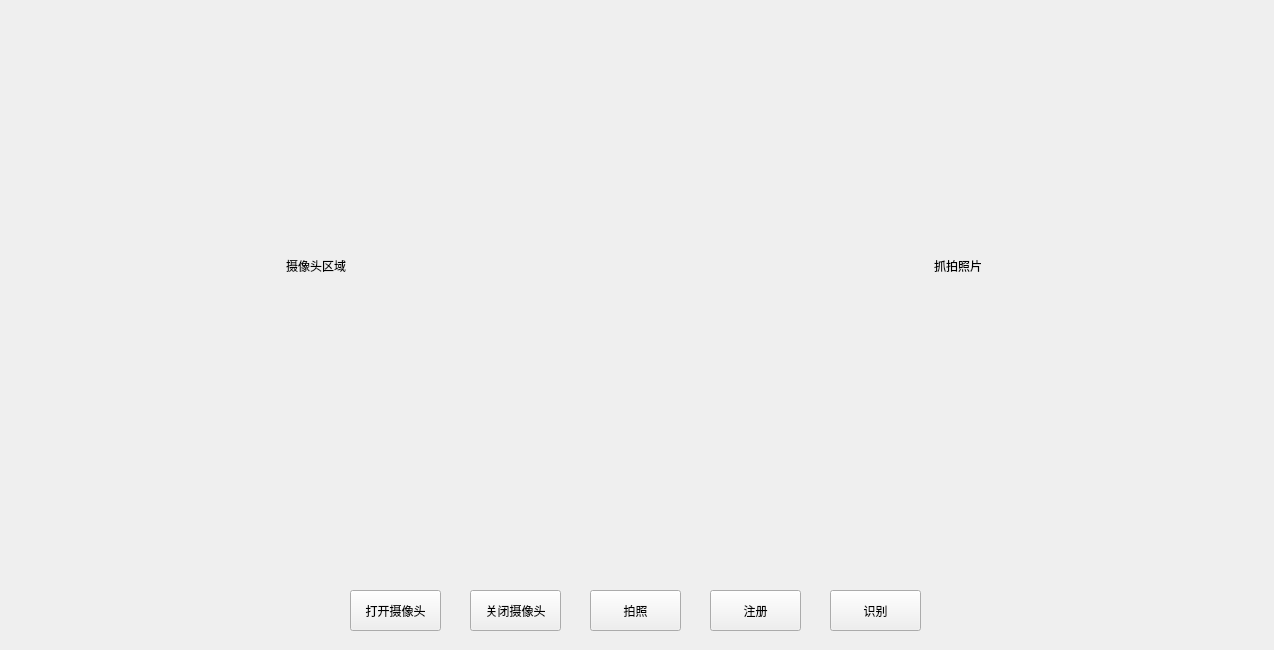
Before: the Qt Designer form camerawidget.ui in ChaoPei/Qt-RecaptureDetect, drawn with Qt 5.
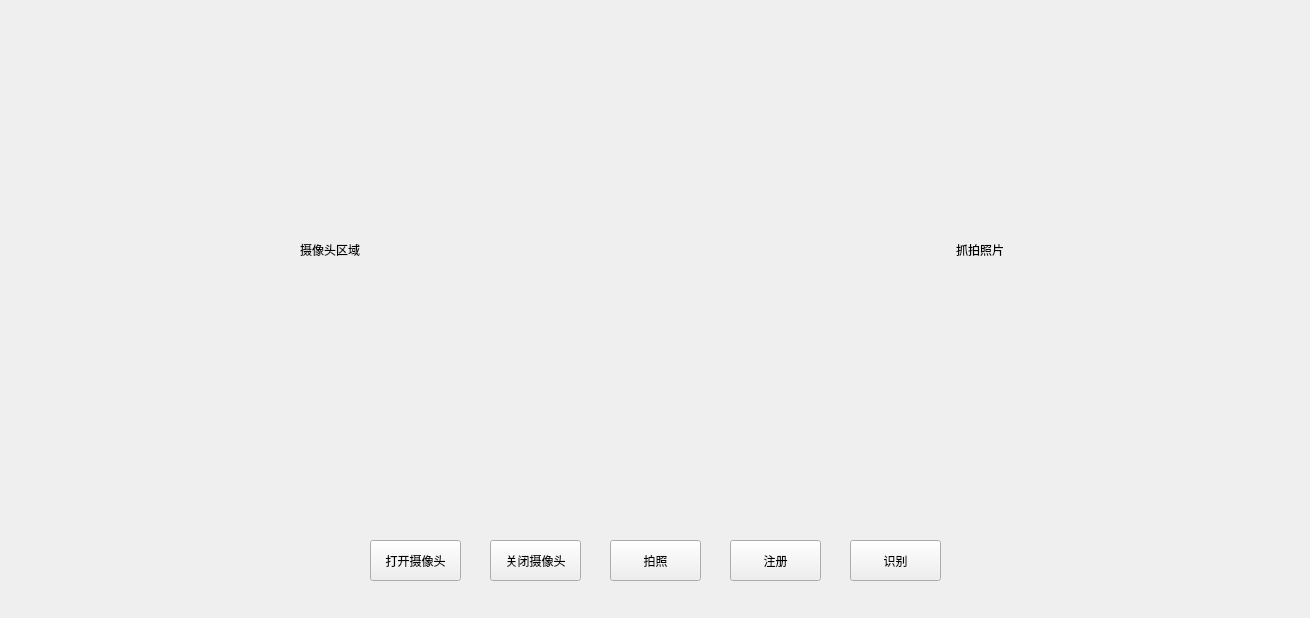
After: the same form once the commit is applied.

```diff
--- a/camerawidget.ui
+++ b/camerawidget.ui
@@ -6,8 +6,8 @@
    <rect>
     <x>0</x>
     <y>0</y>
-    <width>1274</width>
-    <height>650</height>
+    <width>1310</width>
+    <height>618</height>
    </rect>
   </property>
   <property name="windowTitle">
@@ -18,8 +18,8 @@
     <rect>
      <x>10</x>
      <y>10</y>
-     <width>612</width>
-     <height>512</height>
+     <width>640</width>
+     <height>480</height>
     </rect>
    </property>
    <property name="lineWidth">
@@ -35,10 +35,10 @@
   <widget class="QLabel" name="label_pic">
    <property name="geometry">
     <rect>
-     <x>652</x>
+     <x>660</x>
      <y>10</y>
-     <width>612</width>
-     <height>512</height>
+     <width>640</width>
+     <height>480</height>
     </rect>
    </property>
    <property name="text">
@@ -51,8 +51,8 @@
   <widget class="QPushButton" name="button_openCam">
    <property name="geometry">
     <rect>
-     <x>350</x>
-     <y>590</y>
+     <x>370</x>
+     <y>540</y>
      <width>91</width>
      <height>41</height>
     </rect>
@@ -64,8 +64,8 @@
   <widget class="QPushButton" name="button_takPic">
    <property name="geometry">
     <rect>
-     <x>590</x>
-     <y>590</y>
+     <x>610</x>
+     <y>540</y>
      <width>91</width>
      <height>41</height>
     </rect>
@@ -77,8 +77,8 @@
   <widget class="QPushButton" name="button_closeCam">
    <property name="geometry">
     <rect>
-     <x>470</x>
-     <y>590</y>
+     <x>490</x>
+     <y>540</y>
      <width>91</width>
      <height>41</height>
     </rect>
@@ -90,8 +90,8 @@
   <widget class="QPushButton" name="button_regist">
    <property name="geometry">
     <rect>
-     <x>710</x>
-     <y>590</y>
+     <x>730</x>
+     <y>540</y>
      <width>91</width>
      <height>41</height>
     </rect>
@@ -103,8 +103,8 @@
   <widget class="QPushButton" name="button_detect">
    <property name="geometry">
     <rect>
-     <x>830</x>
-     <y>590</y>
+     <x>850</x>
+     <y>540</y>
      <width>91</width>
      <height>41</height>
     </rect>
```
